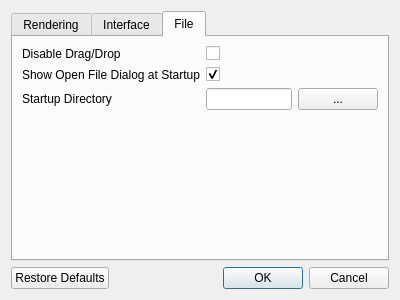
Old version of the form forms/settingswindow.ui in the repository chipgw/depthview.
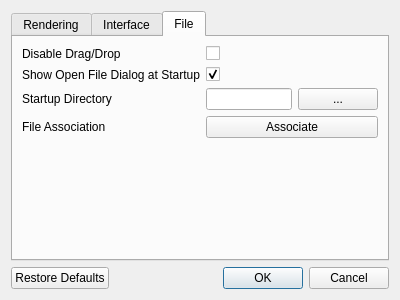
New version of the form. The open tabs and pages were chosen to show the change. Icons and pictures are not drawn.

Commit message: Added a button in settings to associate with files.

Diff of the .ui file:
```diff
--- a/forms/settingswindow.ui
+++ b/forms/settingswindow.ui
@@ -262,6 +262,20 @@
          </item>
         </layout>
        </item>
+       <item row="3" column="1">
+        <widget class="QPushButton" name="associateWithFilesPushButton">
+         <property name="text">
+          <string>Associate</string>
+         </property>
+        </widget>
+       </item>
+       <item row="3" column="0">
+        <widget class="QLabel" name="associateWithFilesLabel">
+         <property name="text">
+          <string>File Association</string>
+         </property>
+        </widget>
+       </item>
       </layout>
      </widget>
     </widget>
```
The commit also changes 2 other files.
